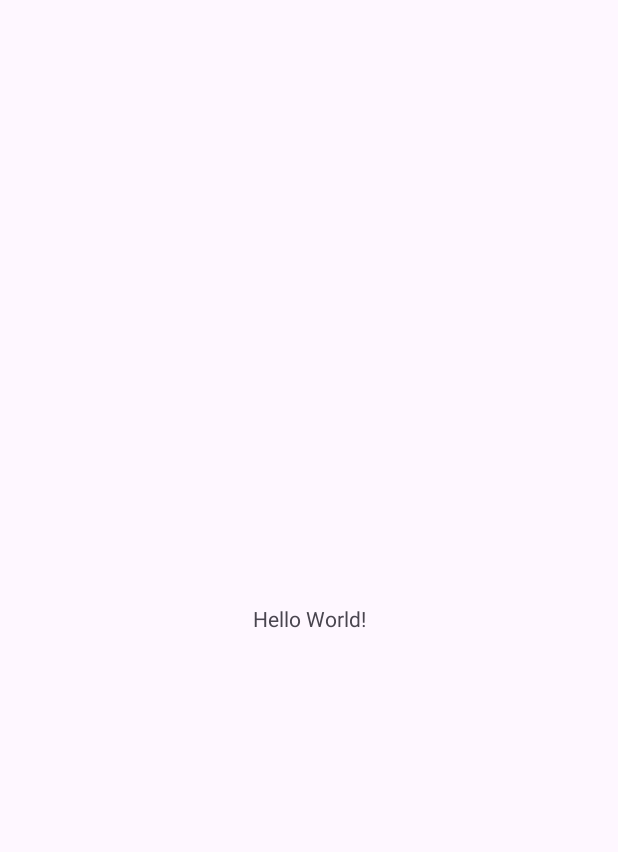
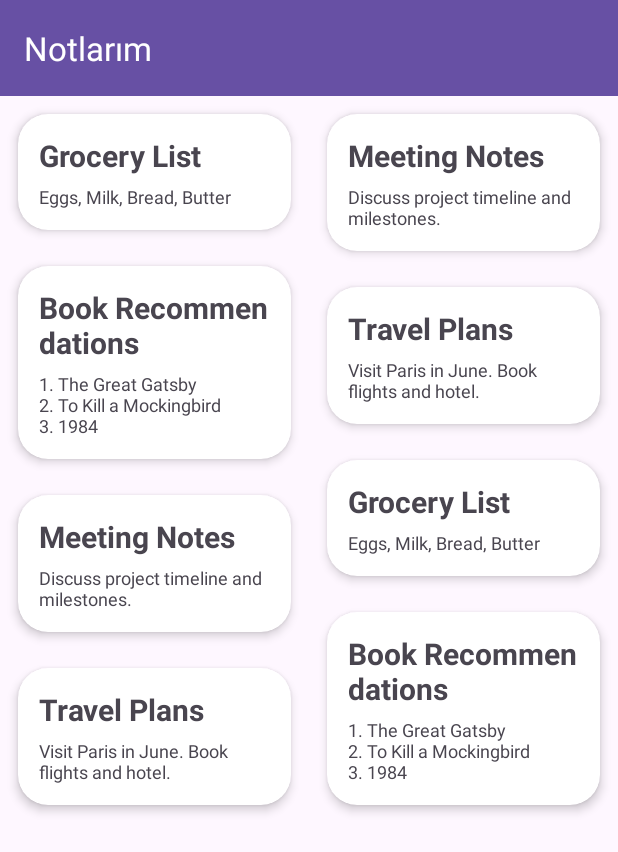
Before and after one commit to oktyGnc/Notmi, an Android app: the screen it shows after launch (MainActivity), on a phone screen of 412 x 824 dp. Before the commit the part shown is almost empty. Shown: the top 852 px of the screen. Run offline under Robolectric (Android 15) with nearby library versions, the phone set to English and light mode, and no system bars; our stand-ins replace Dagger/Hilt's generated code, Room's generated code, navigation-ui.

Commit message:
feat: Added toolbar to the project

```diff
--- a/app/src/main/java/com/oktaygenc/notmi/presentation/MainActivity.kt
+++ b/app/src/main/java/com/oktaygenc/notmi/presentation/MainActivity.kt
@@ -1,29 +1,33 @@
 package com.oktaygenc.notmi.presentation
 
 import android.os.Bundle
-import androidx.activity.enableEdgeToEdge
 import androidx.appcompat.app.AppCompatActivity
-import androidx.core.view.ViewCompat
-import androidx.core.view.WindowInsetsCompat
+import androidx.navigation.NavController
+import androidx.navigation.fragment.NavHostFragment
+import androidx.navigation.ui.setupActionBarWithNavController
 import com.oktaygenc.notmi.R
 import com.oktaygenc.notmi.databinding.ActivityMainBinding
 import dagger.hilt.android.AndroidEntryPoint
 
 @AndroidEntryPoint
 class MainActivity : AppCompatActivity() {
+    private lateinit var navController: NavController
     private lateinit var binding: ActivityMainBinding
     override fun onCreate(savedInstanceState: Bundle?) {
         super.onCreate(savedInstanceState)
-        enableEdgeToEdge()
         val binding = ActivityMainBinding.inflate(layoutInflater)
         setContentView(binding.root)
-        ViewCompat.setOnApplyWindowInsetsListener(findViewById(R.id.main)) { v, insets ->
-            val systemBars = insets.getInsets(WindowInsetsCompat.Type.systemBars())
-            v.setPadding(systemBars.left, systemBars.top, systemBars.right, systemBars.bottom)
-            insets
-        }
 
-        /*
+        val toolbar = binding.toolbar
+        setSupportActionBar(toolbar)
+        supportActionBar?.title = "Notlarım"
+
+
+        val navHostFragment =
+            supportFragmentManager.findFragmentById(R.id.nav_host_fragment) as NavHostFragment
+        navController = navHostFragment.navController
+
+    }/*
         * 9. UI GeliştirmeFragment ve Activity’leri Oluştur:AddNoteFragment.kt (not eklemek için)NoteListFragment.kt (not listesini göstermek için)
             NoteDetailFragment.kt (not detaylarını göstermek için NoteAdapter.kt Oluştur: Notların listeleneceği bir adapter oluştur.
             *
@@ -31,5 +35,4 @@ class MainActivity : AppCompatActivity() {
 
         * 11. CRUD İşlemleri UygulaNot Ekleme, Silme, Düzeltme ve Arama Fonksiyonlarını Uygula.
          */
-    }
 }
--- a/app/src/main/java/com/oktaygenc/notmi/presentation/ui/NoteListFragment.kt
+++ b/app/src/main/java/com/oktaygenc/notmi/presentation/ui/NoteListFragment.kt
@@ -6,7 +6,10 @@ import android.view.View
 import android.view.ViewGroup
 import androidx.fragment.app.Fragment
 import androidx.fragment.app.viewModels
+import androidx.recyclerview.widget.StaggeredGridLayoutManager
+import com.oktaygenc.notmi.data.model.NoteEntity
 import com.oktaygenc.notmi.databinding.FragmentNoteListBinding
+import com.oktaygenc.notmi.presentation.adapter.NoteAdapter
 import com.oktaygenc.notmi.presentation.viewmodel.NoteViewModel
 import dagger.hilt.android.AndroidEntryPoint
 
@@ -26,6 +29,62 @@ class NoteListFragment : Fragment() {
         return view
     }
 
+    override fun onViewCreated(view: View, savedInstanceState: Bundle?) {
+        super.onViewCreated(view, savedInstanceState)
+        setupRecyclerView()
+    }
+
+    private fun setupRecyclerView() {
+        val notes = listOf(
+            NoteEntity(id = 1, title = "Grocery List", content = "Eggs, Milk, Bread, Butter"),
+            NoteEntity(
+                id = 2,
+                title = "Meeting Notes",
+                content = "Discuss project timeline and milestones."
+            ),
+            NoteEntity(
+                id = 3,
+                title = "Book Recommendations",
+                content = "1. The Great Gatsby\n2. To Kill a Mockingbird\n3. 1984"
+            ),
+            NoteEntity(
+                id = 4,
+                title = "Travel Plans",
+                content = "Visit Paris in June. Book flights and hotel."
+            ),
+            NoteEntity(id = 5, title = "Grocery List", content = "Eggs, Milk, Bread, Butter"),
+            NoteEntity(
+                id = 6,
+                title = "Meeting Notes",
+                content = "Discuss project timeline and milestones."
+            ),
+            NoteEntity(
+                id = 7,
+                title = "Book Recommendations",
+                content = "1. The Great Gatsby\n2. To Kill a Mockingbird\n3. 1984"
+            ),
+            NoteEntity(
+                id = 8,
+                title = "Travel Plans",
+                content = "Visit Paris in June. Book flights and hotel."
+            )
+        )
+
+        val notesAdapter = NoteAdapter(notes)
+
+        binding.recyclerView.apply {
+            layoutManager = StaggeredGridLayoutManager(2, StaggeredGridLayoutManager.VERTICAL)
+            adapter = notesAdapter
+        }
+
+
+    }
+
+//        binding.recyclerViewNotes.apply {
+//            layoutManager = StaggeredGridLayoutManager(2, StaggeredGridLayoutManager.VERTICAL)
+//            adapter = notesAdapter
+//        }
+
 
     override fun onDestroyView() {
         super.onDestroyView()
--- a/app/src/main/res/layout/activity_main.xml
+++ b/app/src/main/res/layout/activity_main.xml
@@ -7,13 +7,24 @@
     android:layout_height="match_parent"
     tools:context=".presentation.MainActivity">
 
-    <TextView
-        android:layout_width="wrap_content"
+    <androidx.appcompat.widget.Toolbar
+        android:id="@+id/toolbar"
+        android:layout_width="0dp"
         android:layout_height="wrap_content"
-        android:text="Hello World!"
-        app:layout_constraintBottom_toBottomOf="parent"
+        app:layout_constraintTop_toTopOf="parent"
+        app:layout_constraintStart_toStartOf="parent"
         app:layout_constraintEnd_toEndOf="parent"
-        app:layout_constraintStart_toStartOf="parent"
-        app:layout_constraintTop_toTopOf="parent" />
+        android:background="?attr/colorPrimary"
+        app:titleTextColor="@color/white" />
 
+    <androidx.fragment.app.FragmentContainerView
+        android:id="@+id/nav_host_fragment"
+        android:name="androidx.navigation.fragment.NavHostFragment"
+        android:layout_width="0dp"
+        android:layout_height="0dp"
+        app:navGraph ="@navigation/nav_graph"
+        app:layout_constraintTop_toBottomOf="@id/toolbar"
+    app:layout_constraintBottom_toBottomOf="parent"
+    app:layout_constraintEnd_toEndOf="parent"
+    app:layout_constraintStart_toStartOf="parent"  />
 </androidx.constraintlayout.widget.ConstraintLayout>
--- a/app/src/main/res/layout/fragment_note_detail.xml
+++ b/app/src/main/res/layout/fragment_note_detail.xml
@@ -4,11 +4,4 @@
     android:layout_width="match_parent"
     android:layout_height="match_parent"
     tools:context=".presentation.ui.NoteDetailFragment">
-
-    <!-- TODO: Update blank fragment layout -->
-    <TextView
-        android:layout_width="match_parent"
-        android:layout_height="match_parent"
-        android:text="@string/hello_blank_fragment" />
-
 </FrameLayout>
--- a/app/src/main/res/layout/fragment_note_list.xml
+++ b/app/src/main/res/layout/fragment_note_list.xml
@@ -5,10 +5,9 @@
     android:layout_height="match_parent"
     tools:context=".presentation.ui.NoteListFragment">
 
-    <!-- TODO: Update blank fragment layout -->
-    <TextView
+    <androidx.recyclerview.widget.RecyclerView
+        android:id="@+id/recyclerView"
         android:layout_width="match_parent"
-        android:layout_height="match_parent"
-        android:text="@string/hello_blank_fragment" />
-
+        android:layout_height="match_parent">
+    </androidx.recyclerview.widget.RecyclerView>
 </FrameLayout>
```
